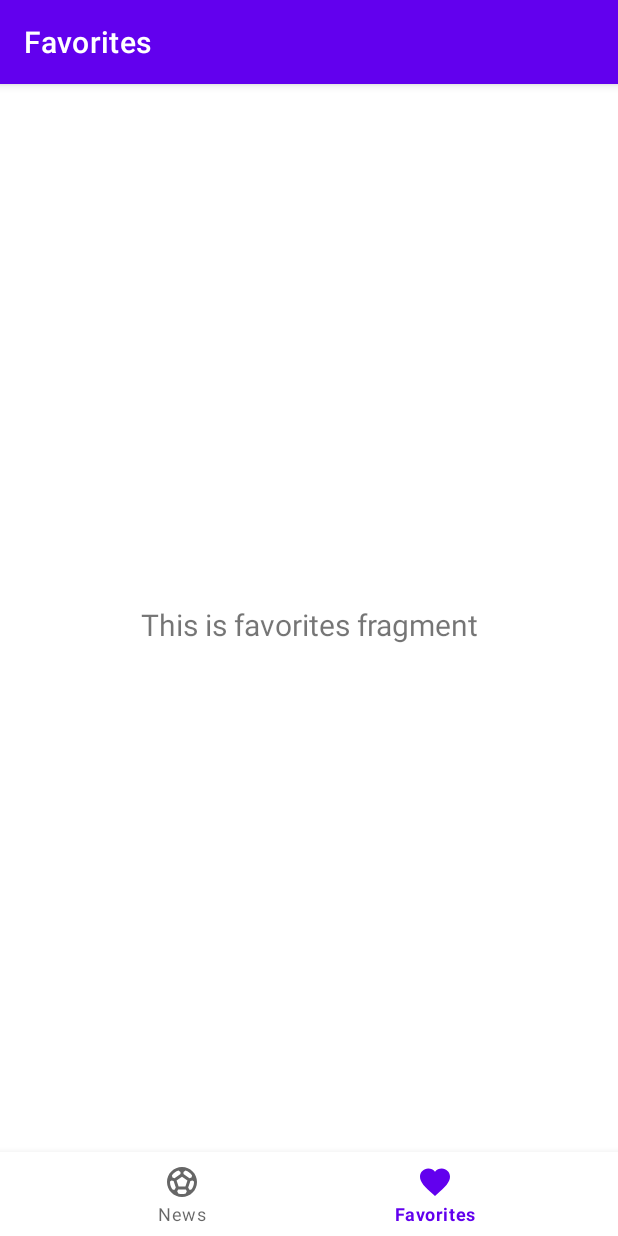
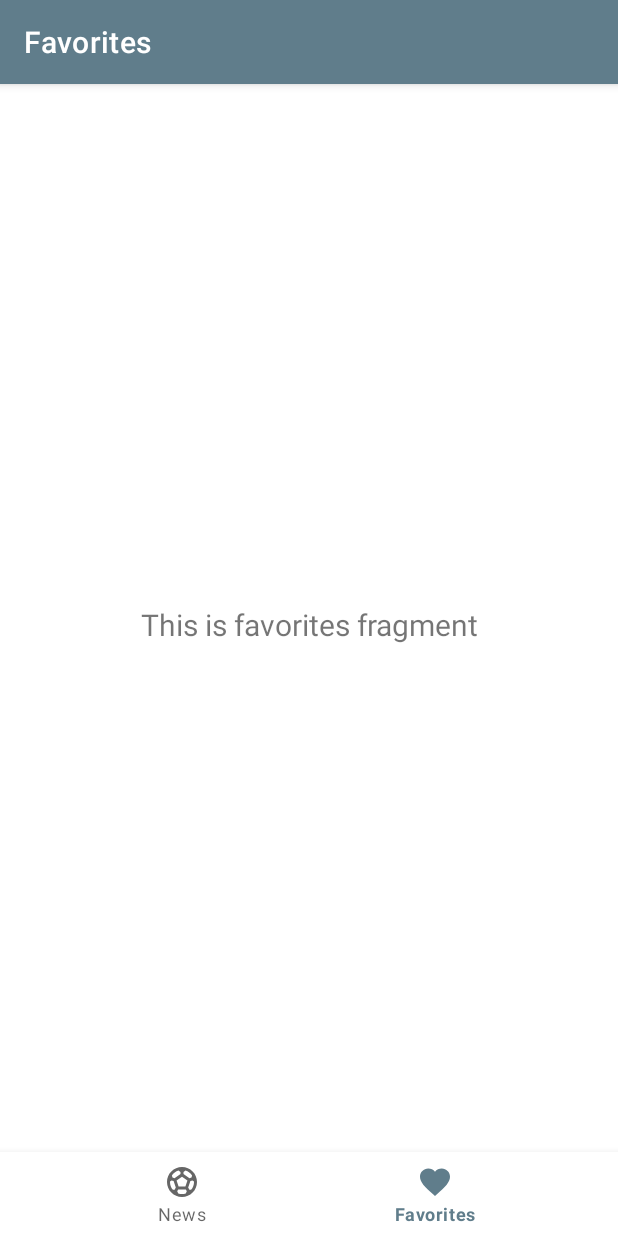
Before and after one commit to Jordan-moura/Heroes-Avengers-News, an Android app: the screen it shows after launch (MainActivity), item 2 of the bottom bar chosen, on a phone screen of 412 x 824 dp. Run offline under Robolectric (Android 15) with nearby library versions, the phone set to English and light mode, and no system bars; our stand-ins replace navigation-ui.

Commit message:
Desafio02 - mudando a paletas de cores

```diff
--- a/app/src/main/java/moura/jordan/soccernews/ui/news/NewsViewModel.java
+++ b/app/src/main/java/moura/jordan/soccernews/ui/news/NewsViewModel.java
@@ -4,7 +4,6 @@ import androidx.lifecycle.LiveData;
 import androidx.lifecycle.MutableLiveData;
 import androidx.lifecycle.ViewModel;
 
-import java.util.ArrayList;
 import java.util.List;
 
 import moura.jordan.soccernews.data.remote.SoccerNewsApi;
--- a/app/src/main/res/values-night/themes.xml
+++ b/app/src/main/res/values-night/themes.xml
@@ -2,12 +2,12 @@
     <!-- Base application theme. -->
     <style name="Theme.SoccerNews" parent="Theme.MaterialComponents.DayNight.DarkActionBar">
         <!-- Primary brand color. -->
-        <item name="colorPrimary">@color/purple_200</item>
-        <item name="colorPrimaryVariant">@color/purple_700</item>
+        <item name="colorPrimary">@color/primary_200</item>
+        <item name="colorPrimaryVariant">@color/primary_700</item>
         <item name="colorOnPrimary">@color/black</item>
         <!-- Secondary brand color. -->
-        <item name="colorSecondary">@color/teal_200</item>
-        <item name="colorSecondaryVariant">@color/teal_200</item>
+        <item name="colorSecondary">@color/secondary_200</item>
+        <item name="colorSecondaryVariant">@color/secondary_200</item>
         <item name="colorOnSecondary">@color/black</item>
         <!-- Status bar color. -->
         <item name="android:statusBarColor" tools:targetApi="l">?attr/colorPrimaryVariant</item>
--- a/app/src/main/res/values/colors.xml
+++ b/app/src/main/res/values/colors.xml
@@ -1,10 +1,12 @@
 <?xml version="1.0" encoding="utf-8"?>
 <resources>
-    <color name="purple_200">#FFBB86FC</color>
-    <color name="purple_500">#FF6200EE</color>
-    <color name="purple_700">#FF3700B3</color>
-    <color name="teal_200">#FF03DAC5</color>
-    <color name="teal_700">#FF018786</color>
+    <color name="primary_200">#b0bec5</color>
+    <color name="primary_500">#607d8b</color>
+    <color name="primary_700">#455a64</color>
+
+    <color name="secondary_200">#ffab91</color>
+    <color name="secondary_900">#bf360c</color>
+
     <color name="black">#FF000000</color>
     <color name="white">#FFFFFFFF</color>
 </resources>
--- a/app/src/main/res/values/themes.xml
+++ b/app/src/main/res/values/themes.xml
@@ -2,12 +2,12 @@
     <!-- Base application theme. -->
     <style name="Theme.SoccerNews" parent="Theme.MaterialComponents.DayNight.DarkActionBar">
         <!-- Primary brand color. -->
-        <item name="colorPrimary">@color/purple_500</item>
-        <item name="colorPrimaryVariant">@color/purple_700</item>
+        <item name="colorPrimary">@color/primary_500</item>
+        <item name="colorPrimaryVariant">@color/primary_700</item>
         <item name="colorOnPrimary">@color/white</item>
         <!-- Secondary brand color. -->
-        <item name="colorSecondary">@color/teal_200</item>
-        <item name="colorSecondaryVariant">@color/teal_700</item>
+        <item name="colorSecondary">@color/secondary_200</item>
+        <item name="colorSecondaryVariant">@color/secondary_900</item>
         <item name="colorOnSecondary">@color/black</item>
         <!-- Status bar color. -->
         <item name="android:statusBarColor" tools:targetApi="l">?attr/colorPrimaryVariant</item>
```
